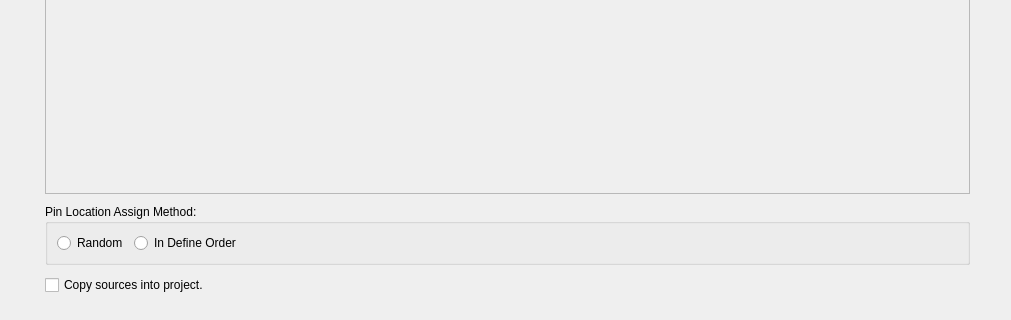
Old version of the form src/ProjNavigator/add_file_form.ui in the repository os-fpga/FOEDAG; both pictures show x 0 to 1011 and y 481 to 801 of the 1011 by 801 pixel window.
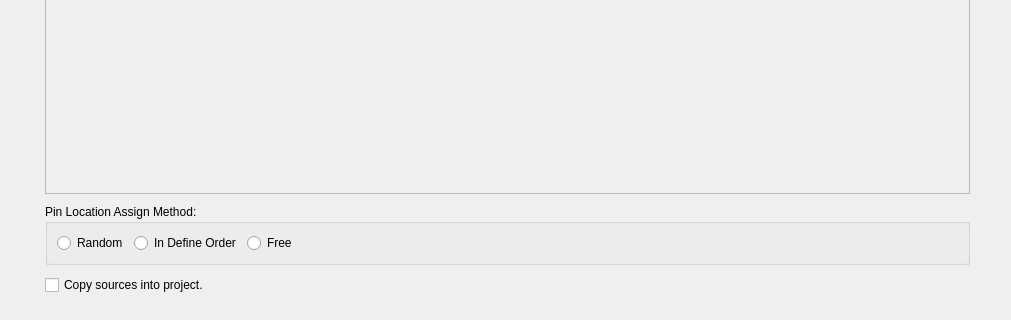
New version of the form.

Commit message: Add "Free" option for placement

What changed in the file:
```diff
--- a/src/ProjNavigator/add_file_form.ui
+++ b/src/ProjNavigator/add_file_form.ui
@@ -120,21 +120,34 @@
          <property name="title">
           <string>Pin Location Assign Method:</string>
          </property>
-         <layout class="QFormLayout" name="formLayout">
-          <item row="0" column="0">
+         <layout class="QHBoxLayout" name="horizontalLayout_3">
+          <item>
            <widget class="QRadioButton" name="select_random">
             <property name="text">
              <string>Random</string>
             </property>
            </widget>
           </item>
-          <item row="0" column="1">
+          <item>
            <widget class="QRadioButton" name="select_defineOrder">
             <property name="text">
              <string>In Define Order</string>
             </property>
            </widget>
           </item>
+          <item>
+           <widget class="QRadioButton" name="select_free">
+            <property name="sizePolicy">
+             <sizepolicy hsizetype="Expanding" vsizetype="Fixed">
+              <horstretch>0</horstretch>
+              <verstretch>0</verstretch>
+             </sizepolicy>
+            </property>
+            <property name="text">
+             <string>Free</string>
+            </property>
+           </widget>
+          </item>
          </layout>
         </widget>
        </item>
```
The commit also changes 9 other files.
